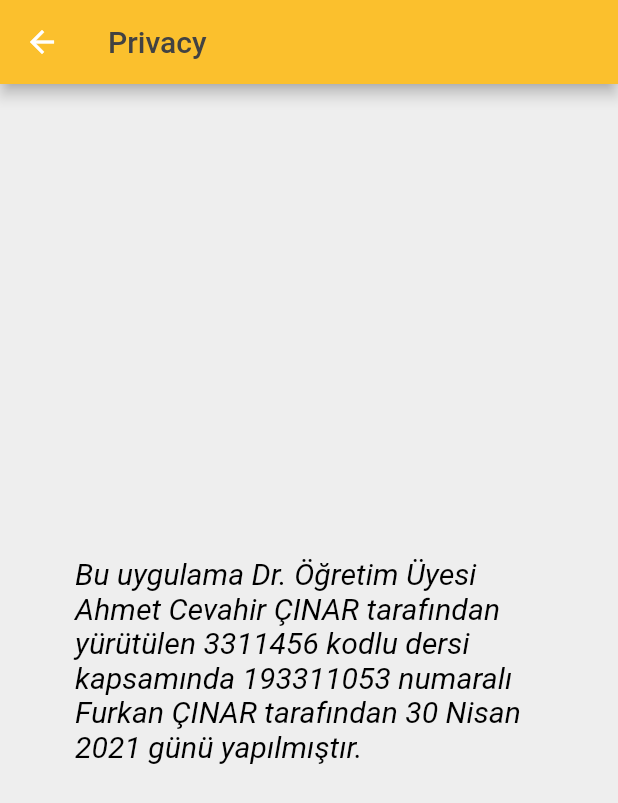
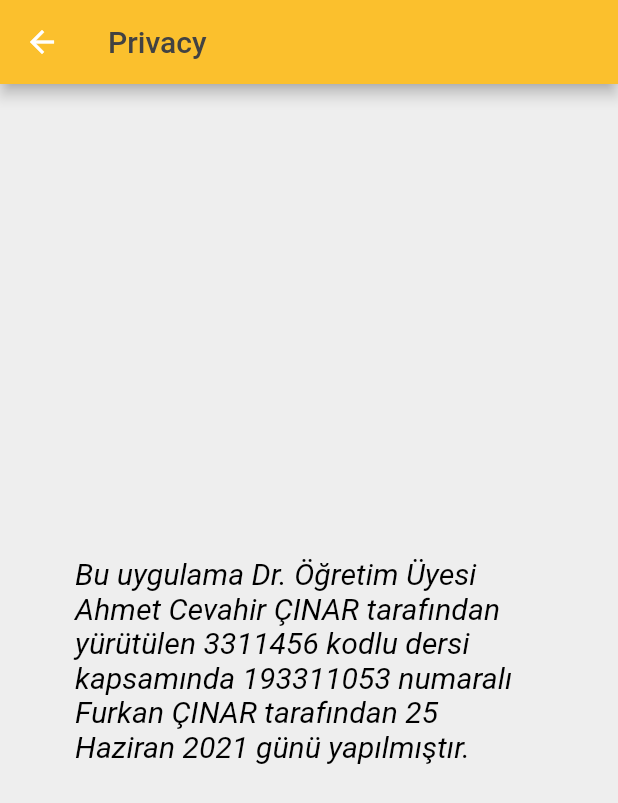
Before and after one commit to furkancnr/HoldMyPlans, a Flutter app: the aboutPage screen opened directly, on a phone screen of 412 x 824 dp. Shown: the top 803 px of the screen. Run offline on Flutter 3.47's test engine with Material 2 defaults, Android fonts, the phone set to English and light mode, and no system bars; our stand-ins replace firebase_auth, firebase_core, font_awesome_flutter, google_sign_in, syncfusion_flutter_charts; accounts and stored records are empty.

Commit message:
Update about.dart

```diff
--- a/lib/screens/about.dart
+++ b/lib/screens/about.dart
@@ -20,7 +20,7 @@ class aboutPageState extends State<aboutPage> {
           child: Container(
               margin: EdgeInsets.all(50.0),
               child:
-              Text("Bu uygulama Dr. Öğretim Üyesi Ahmet Cevahir ÇINAR tarafından yürütülen 3311456 kodlu dersi kapsamında 193311053 numaralı Furkan ÇINAR tarafından 30 Nisan 2021 günü yapılmıştır.",
+              Text("Bu uygulama Dr. Öğretim Üyesi Ahmet Cevahir ÇINAR tarafından yürütülen 3311456 kodlu dersi kapsamında 193311053 numaralı Furkan ÇINAR tarafından 25 Haziran 2021 günü yapılmıştır.",
                 style: TextStyle(color: Colors.black,fontSize: 20.0,fontStyle: FontStyle.italic) ,))
 
       ),
```
